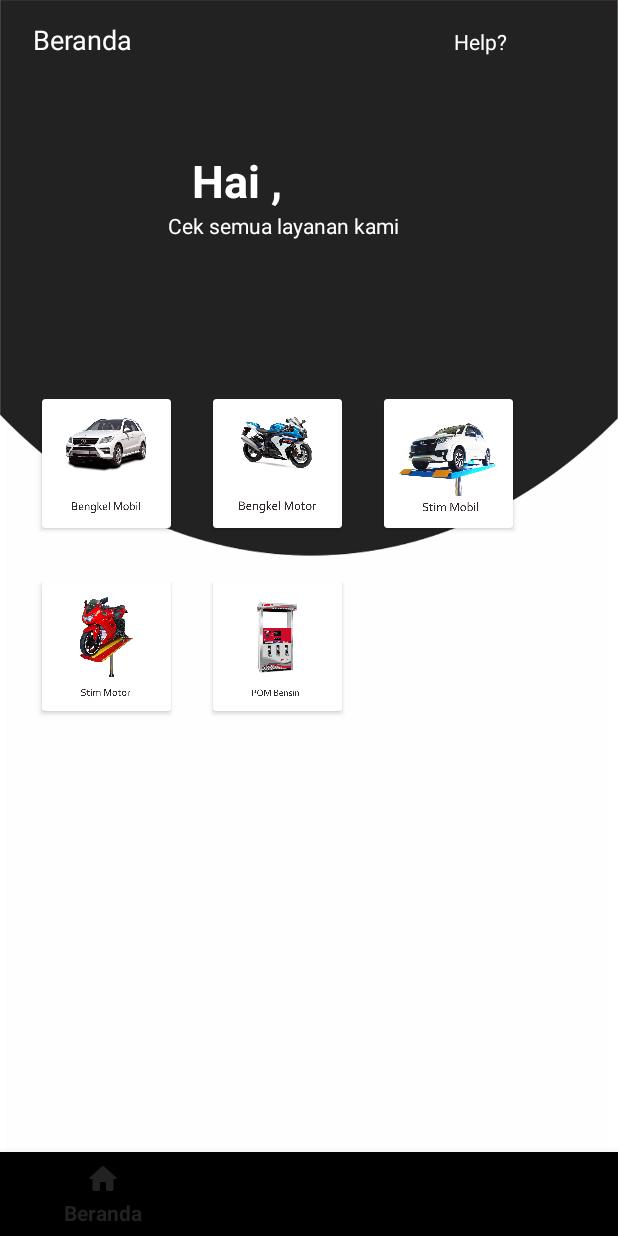
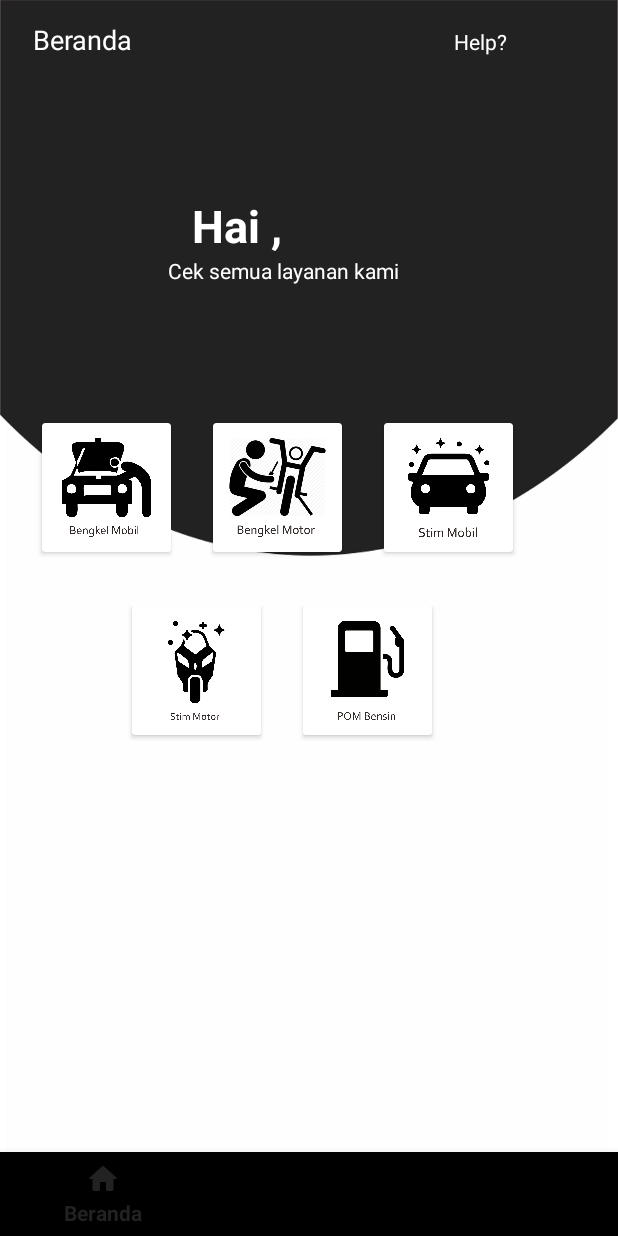
Before and after one commit to rifkiaflazaarba/Kelon, an Android app: the HomeFragment screen opened directly, with no data from a screen before it, on a phone screen of 412 x 824 dp. Run offline under Robolectric (Android 15) with nearby library versions, the phone set to English and light mode, and no system bars; 1 statement that could not run was skipped.

Commit message:
update icon

```diff
--- a/app/src/main/java/com/arba/rifki/kelon/MainActivity.java
+++ b/app/src/main/java/com/arba/rifki/kelon/MainActivity.java
@@ -40,7 +40,7 @@ public class MainActivity extends AppCompatActivity implements View.OnClickListe
                 } else {
                     //cara peratama SharedPreference
                     SharedPreferences sharedPreferences = getSharedPreferences("Test", Context.MODE_PRIVATE);
-                    String dataUsername = sharedPreferences.getString("KEY_USERNAME", null);
+                    String dataUsername = sharedPreferences.getString("KEY_EMAIL", null);
                     String dataPassword = sharedPreferences.getString("KEY_PASSWORD", null);
 
                     if (! usernameEt.getText().toString().equalsIgnoreCase(dataUsername)) {
--- a/app/src/main/java/com/arba/rifki/kelon/MapsActivity.java
+++ b/app/src/main/java/com/arba/rifki/kelon/MapsActivity.java
@@ -29,8 +29,8 @@ public class MapsActivity extends FragmentActivity implements OnMapReadyCallback
         mMap = googleMap;
 
         // Add a marker in Sydney and move the camera
-        LatLng sydney = new LatLng(-34, 151);
-        mMap.addMarker(new MarkerOptions().position(sydney).title("Marker in Sydney"));
-        mMap.moveCamera(CameraUpdateFactory.newLatLng(sydney));
+        LatLng sydney = new LatLng(-5.364006, 105.241527);
+        mMap.addMarker(new MarkerOptions().position(sydney).title("Lokasimu"));
+        mMap.moveCamera(CameraUpdateFactory.newLatLngZoom(sydney, 16F));
     }
 }
--- a/app/src/main/res/layout/fragment_home.xml
+++ b/app/src/main/res/layout/fragment_home.xml
@@ -38,7 +38,7 @@
 
     <LinearLayout
         android:id="@+id/layoutTextView"
-        android:layout_marginTop="100dp"
+        android:layout_marginTop="130dp"
         android:layout_width="match_parent"
         android:layout_height="wrap_content">
 
@@ -87,7 +87,7 @@
         android:layout_width="match_parent"
         android:layout_height="120dp"
         android:layout_below="@+id/layoutTextView2"
-        android:layout_marginTop="94dp"
+        android:layout_marginTop="80dp"
         android:orientation="horizontal"
         android:paddingTop="12dp">
 
@@ -161,7 +161,7 @@
         <android.support.v7.widget.CardView
             android:id="@+id/card4"
             android:layout_marginTop="24dp"
-            android:layout_marginLeft="28dp"
+            android:layout_marginLeft="88dp"
             android:layout_marginRight="28dp"
             android:layout_width="86dp"
             android:layout_height="86dp"
--- a/app/src/main/res/values/strings.xml
+++ b/app/src/main/res/values/strings.xml
@@ -1,5 +1,5 @@
 <resources>
-    <string name="app_name">Kelon</string>
+    <string name="app_name">Kelone</string>
     <string name="nav_beranda">Beranda</string>
     <string name="nav_filter">Filter</string>
     <string name="nav_akun">Saya</string>
```
Also changed, not shown: app/src/main/res/drawable/mobil.png, app/src/main/res/drawable/motor.png, app/src/main/res/drawable/pom.png, app/src/main/res/drawable/stimmobil.png, app/src/main/res/drawable/stimmotor.png.
